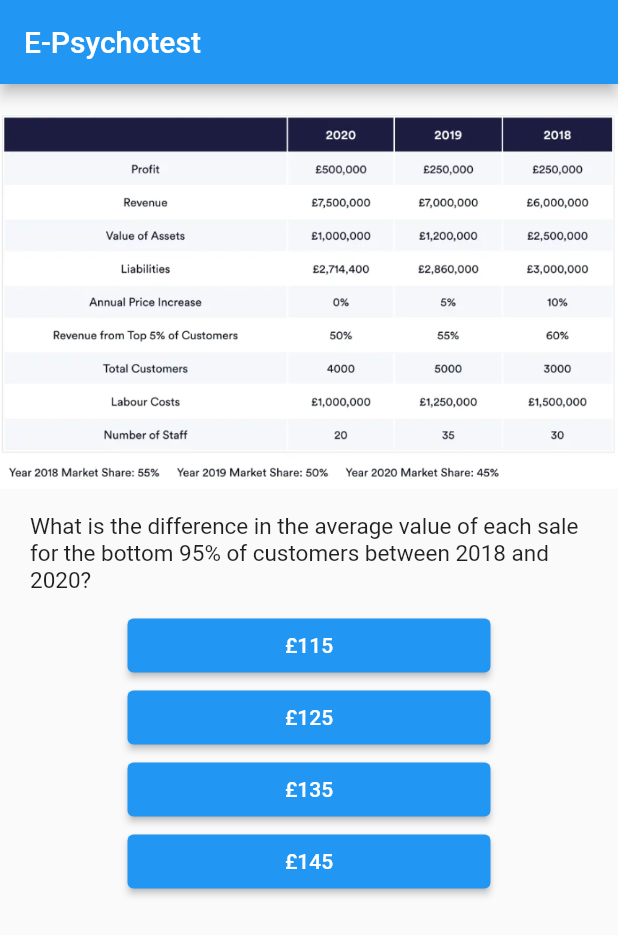
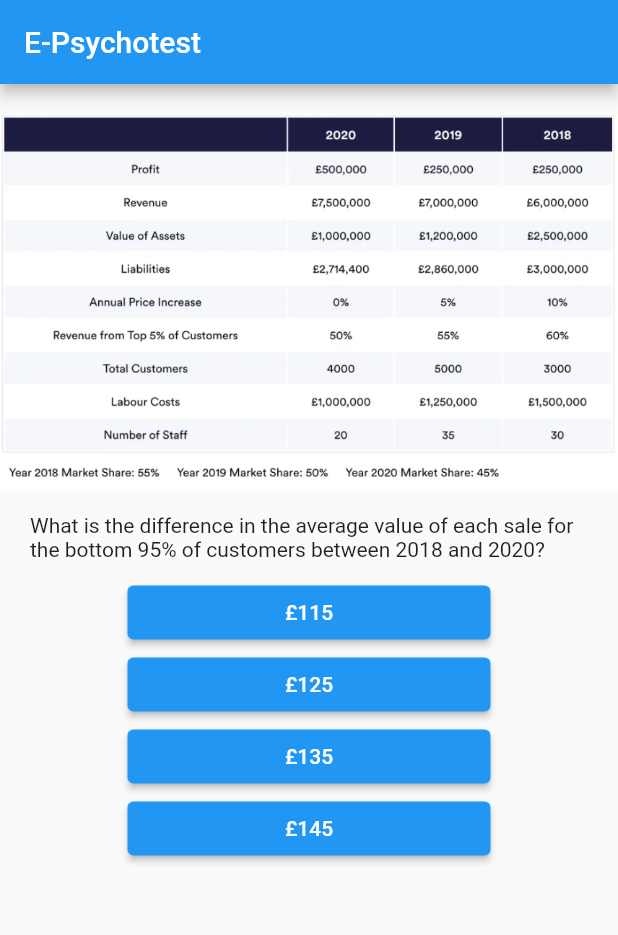
Before and after one commit to naufaladikbds/flutter_first_app, a Flutter app: the screen it shows after launch, after a tap on "$490,000", on a phone screen of 412 x 824 dp. Shown: the top 935 px of the screen. Run offline on Flutter 3.47's test engine with Material 2 defaults, Android fonts, the phone set to English and light mode, and no system bars.

Commit message:
Further implementation, Improved Code Reusability, Encapsulation, etc.

```diff
--- a/lib/answer.dart
+++ b/lib/answer.dart
@@ -2,7 +2,7 @@ import 'package:flutter/material.dart';
 
 class Answer extends StatelessWidget {
   final List answers;
-  final VoidCallback onPress;
+  final Function onPress;
 
   Answer(this.answers, this.onPress);
 
@@ -18,7 +18,7 @@ class Answer extends StatelessWidget {
                   style: ElevatedButton.styleFrom(
                     primary: Colors.blue,
                   ),
-                  onPressed: onPress,
+                  onPressed: () => onPress(answeritem),
                   child: Text(
                     answeritem,
                     style: TextStyle(color: Colors.white),
--- a/lib/data.dart
+++ b/lib/data.dart
@@ -3,33 +3,39 @@ const quizData = [
     'question':
         'What was the total value of Grade A and C wireless headphones produced in 2019?',
     'figure': 'assets/images/q1_figure.png',
-    'answers': ['\$490,000', '\$540,000', '\$550,000', '\$790,000'],
+    'choice': ['\$490,000', '\$540,000', '\$550,000', '\$790,000'],
+    'answer': '\$490,000',
   },
   {
     'question':
         'What is the difference in the average value of each sale for the bottom 95% of customers between 2018 and 2020?',
     'figure': 'assets/images/q2_figure.png',
-    'answers': ['£115', '£125', '£135', '£145'],
+    'choice': ['£115', '£125', '£135', '£145'],
+    'answer': '£145',
   },
   {
     'question':
         'If there were an equal number of games in each year, which team had the highest winning percentage across the two years?',
     'figure': 'assets/images/q3_figure.png',
-    'answers': ['Liverpool', 'Real Madrid', 'Barcelona', 'Juventus'],
+    'choice': ['Liverpool', 'Real Madrid', 'Barcelona', 'Juventus'],
+    'answer': 'Liverpool',
   },
   {
     'question': 'A, E, D, E, H, E, .. , ..',
     'figure': '',
-    'answers': ['N, E', 'M, E', 'L, E', 'K, E'],
+    'choice': ['N, E', 'M, E', 'L, E', 'K, E'],
+    'answer': 'M, E',
   },
   {
     'question': '9, 9, 9, 6, 9, 3, .. , ..',
     'figure': '',
-    'answers': ['9, 6', '6, 9', '9, 0', '3, 0'],
+    'choice': ['9, 6', '6, 9', '9, 0', '3, 0'],
+    'answer': '9, 0',
   },
   {
     'question': '2, 2, 4, 3, 3, 5, 4, 4, 6, .. , .. , ..',
     'figure': '',
-    'answers': ['4, 4, 7', '5, 5, 7', '4, 4, 8', '5, 5, 8'],
+    'choice': ['4, 4, 7', '5, 5, 7', '4, 4, 8', '5, 5, 8'],
+    'answer': '5, 5, 7',
   },
 ];
--- a/lib/main.dart
+++ b/lib/main.dart
@@ -2,6 +2,8 @@ import 'package:flutter/material.dart';
 import 'package:flutter_first_app/answer.dart';
 import 'package:flutter_first_app/data.dart';
 import 'package:flutter_first_app/question.dart';
+import 'package:flutter_first_app/quiz_screen.dart';
+import 'package:flutter_first_app/result_screen.dart';
 
 void main(List<String> args) {
   print('WEEEE');
@@ -19,24 +21,42 @@ class _MyAppState extends State<MyApp> {
   static const questionAndAnswer = quizData;
 
   int _questionIndex = 0;
+  List correctionDetail = [];
+  int _score = 0;
   bool isFinished = false;
 
-  void _onPressAnswer() {
+  void _onPressAnswer(String answerChosen) {
+    print("ANSWER CHOSEN ISSSSSS $answerChosen");
     if (_questionIndex < questionAndAnswer.length - 1) {
+      if (answerChosen == questionAndAnswer[_questionIndex]['answer']) {
+        _score++;
+      } else {
+        correctionDetail.add({
+          'no': _questionIndex + 1,
+          'question': questionAndAnswer[_questionIndex],
+          'user_answer': answerChosen,
+          'correct_answer': questionAndAnswer[_questionIndex]['answer'],
+        });
+      }
       setState(() {
         _questionIndex++;
       });
-      print('here is the next question');
+      print(correctionDetail);
     } else {
-      isFinished = true;
-      setState(() {});
-      print('No question left');
+      setState(() {
+        isFinished = true;
+      });
     }
+  }
+
+  void restart() {
+    setState(() {
+      _questionIndex = 0;
+    });
   }
 
   @override
   Widget build(BuildContext context) {
-    List<Widget> ResultScreen = [];
     // List<Widget> ResultScreen = [];
     print('Question index is $_questionIndex');
     print('Question length is ${questionAndAnswer.length}');
@@ -46,21 +66,17 @@ class _MyAppState extends State<MyApp> {
         appBar: AppBar(
           title: Text('E-Psychotest'),
         ),
-        body: isFinished
-            ? Center(
-                child: Text("COMPLETE"),
+        body: _questionIndex > questionAndAnswer.length
+            ? ResultScreen(
+                _score,
+                correctionDetail,
+                questionAndAnswer.length,
+                restart,
               )
-            : Column(
-                children: [
-                  Question(
-                    questionAndAnswer[_questionIndex]['question'] as String,
-                    questionAndAnswer[_questionIndex]['figure'],
-                  ),
-                  Answer(
-                    questionAndAnswer[_questionIndex]['answers'] as List,
-                    _onPressAnswer,
-                  ),
-                ],
+            : QuizScreen(
+                questionAndAnswer,
+                _questionIndex,
+                _onPressAnswer,
               ),
       ),
     );
--- a/lib/question.dart
+++ b/lib/question.dart
@@ -32,7 +32,7 @@ class Question extends StatelessWidget {
             child: Text(
               questionText,
               style: TextStyle(
-                fontSize: 15,
+                fontSize: 14,
               ),
               textAlign: TextAlign.left,
             ),
--- /dev/null
+++ b/lib/quiz_screen.dart
@@ -0,0 +1,31 @@
+import 'package:flutter/cupertino.dart';
+import 'package:flutter_first_app/answer.dart';
+import 'package:flutter_first_app/question.dart';
+
+class QuizScreen extends StatelessWidget {
+  final List questionAndAnswer;
+  final int _questionIndex;
+  final Function _onPressAnswer;
+
+  const QuizScreen(
+    this.questionAndAnswer,
+    this._questionIndex,
+    this._onPressAnswer,
+  );
+
+  @override
+  Widget build(BuildContext context) {
+    return Column(
+      children: [
+        Question(
+          questionAndAnswer[_questionIndex]['question'] as String,
+          questionAndAnswer[_questionIndex]['figure'],
+        ),
+        Answer(
+          questionAndAnswer[_questionIndex]['choice'] as List,
+          _onPressAnswer,
+        ),
+      ],
+    );
+  }
+}
```
Also changed, not shown: lib/result_screen.dart (added, +60 -0 lines).
